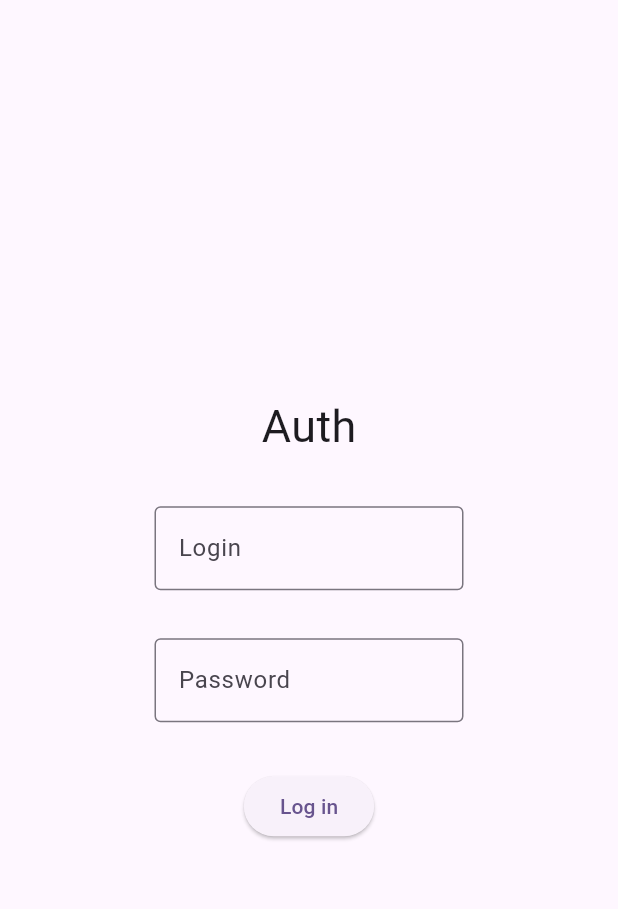
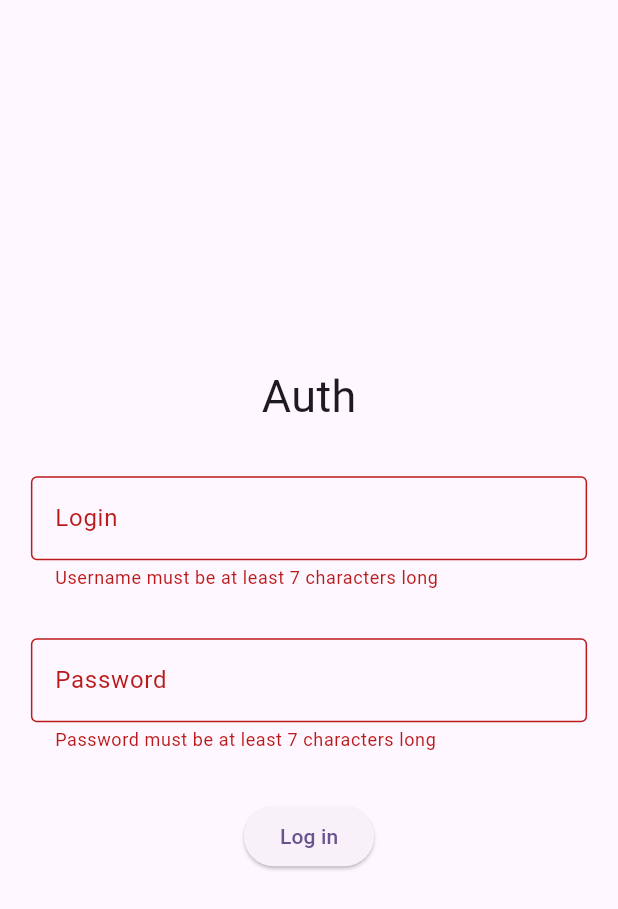
Before and after one commit to IBKnight/auth_test, a Flutter app: the screen it shows after launch, after a tap on "Log in", on a phone screen of 412 x 824 dp. Shown: the top 909 px of the screen. Run offline on Flutter 3.47's test engine with Material 3 defaults, Android fonts, the phone set to English and light mode, and no system bars.

```diff
--- a/lib/presentation/auth_screen.dart
+++ b/lib/presentation/auth_screen.dart
@@ -10,13 +10,17 @@ class AuthScreen extends StatefulWidget {
 class _AuthScreenState extends State<AuthScreen> {
   final TextEditingController _loginController = TextEditingController();
   final TextEditingController _passwordController = TextEditingController();
+  final _formKey = GlobalKey<FormState>();
 
   @override
   Widget build(BuildContext context) {
     return Scaffold(
+     resizeToAvoidBottomInset: true,
       body: Center(
         child: SizedBox(
-          width: MediaQuery.of(context).size.width * .5,
+          width: MediaQuery.of(context).size.width * .9,
+          child: Form(
+            key: _formKey,
             child: Column(
               mainAxisAlignment: MainAxisAlignment.center,
               children: [
@@ -31,6 +35,20 @@ class _AuthScreenState extends State<AuthScreen> {
                     labelText: 'Login',
                     border: OutlineInputBorder(),
                   ),
+                  validator: (String? value) {
+                    value = value ?? '';
+                    if (value.length < 7) {
+                      return 'Username must be at least 7 characters long';
+                    }
+
+                    final regex = RegExp(r'^[a-zA-Z0-9]+$');
+
+                    if (!regex.hasMatch(value)) {
+                      return 'Username must only contain alphanumeric characters';
+                    }
+
+                    return null;
+                  },
                 ),
                 const SizedBox(height: 32),
                 TextFormField(
@@ -39,10 +57,23 @@ class _AuthScreenState extends State<AuthScreen> {
                     labelText: 'Password',
                     border: OutlineInputBorder(),
                   ),
+                  validator: (String? value) {
+                    value = value ?? '';
+                    if (value.length < 7) {
+                      return 'Password must be at least 7 characters long';
+                    }
+
+                    return null;
+                  },
                 ),
                 const SizedBox(height: 32),
-              ElevatedButton(onPressed: () {}, child: const Text('Log in'))
+                ElevatedButton(
+                    onPressed: () {
+                      if (_formKey.currentState!.validate()) {}
+                    },
+                    child: const Text('Log in'))
               ],
+            ),
           ),
         ),
       ),
```
Lines whose indentation alone changed are shown as unchanged.
